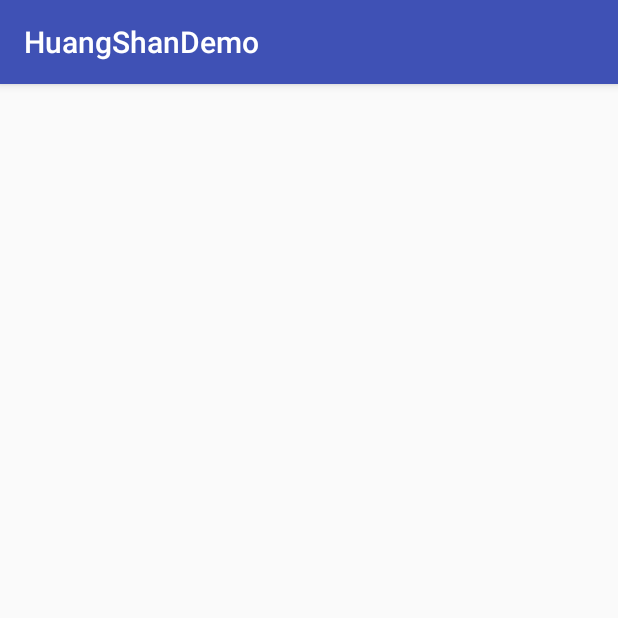
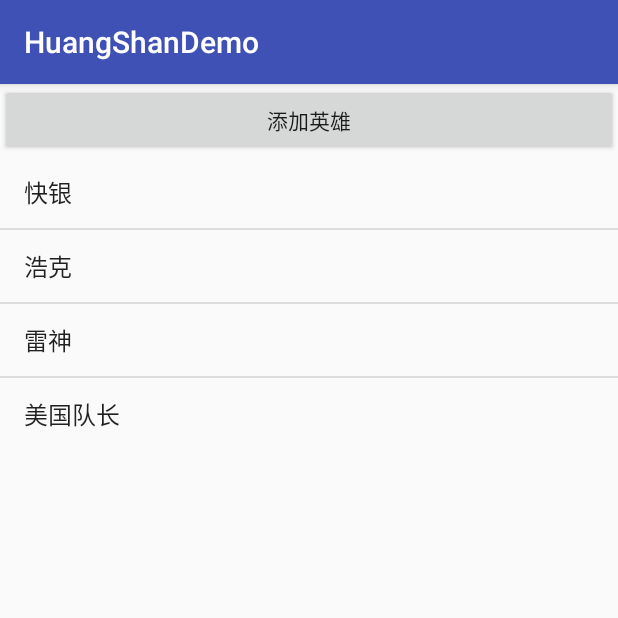
Before and after one commit to Unixtrong/YMCourse, an Android app: the screen it shows after launch (L18ImplementsActivity before the commit, L19ArrayListActivity after it), on a phone screen of 412 x 824 dp, the top half of it. Run offline under Robolectric (Android 15) with nearby library versions, the phone set to English and light mode, and no system bars.

Commit message:
update l19: ArrayList.

```diff
--- a/app/build.gradle
+++ b/app/build.gradle
@@ -28,9 +28,10 @@ dependencies {
     androidTestCompile('com.android.support.test.espresso:espresso-core:2.2.2', {
         exclude group: 'com.android.support', module: 'support-annotations'
     })
+    compile "org.jetbrains.kotlin:kotlin-stdlib:$kotlin_version"
     compile 'com.android.support:appcompat-v7:25.0.1'
+    compile 'com.android.support.constraint:constraint-layout:1.0.0-beta3'
     testCompile 'junit:junit:4.12'
-    compile "org.jetbrains.kotlin:kotlin-stdlib:$kotlin_version"
 }
 repositories {
     mavenCentral()
--- /dev/null
+++ b/app/src/main/java/com/huangshan/demo/ui/L19ArrayListActivity.java
@@ -0,0 +1,85 @@
+package com.huangshan.demo.ui;
+
+import android.support.v7.app.AppCompatActivity;
+import android.os.Bundle;
+import android.view.View;
+import android.widget.ArrayAdapter;
+import android.widget.ListView;
+import android.widget.Toast;
+
+import com.huangshan.demo.R;
+
+import java.util.ArrayList;
+import java.util.Arrays;
+import java.util.List;
+import java.util.Random;
+
+public class L19ArrayListActivity extends AppCompatActivity {
+
+    private ListView mListView;
+    private String[] mOldHeroNames;
+    private ArrayAdapter<String> mAdapter;
+    private ArrayList<String> mHeroNameList;
+    private ArrayList<String> mDcHeroNameList;
+    private boolean mFirstClick = true;
+    private Random mRandom = new Random();
+
+    @Override
+    protected void onCreate(Bundle savedInstanceState) {
+        super.onCreate(savedInstanceState);
+        setContentView(R.layout.activity_l19_array_list);
+        initView();
+        initData();
+    }
+
+    private void initData() {
+        String nameStr = "超人 蝙蝠侠 海王 神奇女侠 钢骨";
+        mOldHeroNames = nameStr.split(" ");
+        // 数组通过国 length 获取长度，ArrayList 通过 size() 获取大小
+        // mOldHeroNames.length;
+        mDcHeroNameList = new ArrayList<>();
+        for (int i = 0; i < mOldHeroNames.length; i++) {
+            mDcHeroNameList.add(mOldHeroNames[i]);
+        }
+
+        mHeroNameList = new ArrayList<>();
+        mHeroNameList.add("黑寡妇");
+        mHeroNameList.add("浩克");
+        mHeroNameList.add("钢铁侠");
+        mHeroNameList.add("雷神");
+        mHeroNameList.add("美国队长");
+        mHeroNameList.remove(2);
+        // 数据通过[]获取每一项
+        // mOldHeroNames[0];
+        String firstHeroName = mHeroNameList.get(0);
+        Toast.makeText(this, firstHeroName, Toast.LENGTH_SHORT).show();
+        mHeroNameList.set(0, "快银");
+
+        mAdapter = new ArrayAdapter<>(
+                this, android.R.layout.simple_list_item_1, mHeroNameList);
+
+        mListView.setAdapter(mAdapter);
+    }
+
+    private void initView() {
+        mListView = (ListView) findViewById(R.id.l19_lv_dynamic_array);
+    }
+
+    public void addHero(View v) {
+        // mOldHeroNames[0] = "奇异博士啦啦啦啦啦啦";
+        if (mFirstClick) {
+            // 第一次点击时执行这些
+            mHeroNameList.add("金刚狼");
+            mHeroNameList.add(0, "X教授");
+            mFirstClick = false;
+        } else if (!mDcHeroNameList.isEmpty()) {
+            int index = mRandom.nextInt(mDcHeroNameList.size());
+            String name = mDcHeroNameList.get(index);
+            mHeroNameList.add(0, name);
+            mDcHeroNameList.remove(index);
+        } else {
+            Toast.makeText(this, "DC亡了", Toast.LENGTH_SHORT).show();
+        }
+        mAdapter.notifyDataSetChanged();
+    }
+}
--- a/app/src/main/res/layout/activity_l18_implements.xml
+++ b/app/src/main/res/layout/activity_l18_implements.xml
@@ -1,13 +1,9 @@
 <?xml version="1.0" encoding="utf-8"?>
 <RelativeLayout xmlns:android="http://schemas.android.com/apk/res/android"
-    xmlns:tools="http://schemas.android.com/tools"
-    android:id="@+id/activity_l18_implements"
-    android:layout_width="match_parent"
-    android:layout_height="match_parent"
-    android:paddingBottom="@dimen/activity_vertical_margin"
-    android:paddingLeft="@dimen/activity_horizontal_margin"
-    android:paddingRight="@dimen/activity_horizontal_margin"
-    android:paddingTop="@dimen/activity_vertical_margin"
-    tools:context="com.huangshan.demo.ui.L18ImplementsActivity">
+                xmlns:tools="http://schemas.android.com/tools"
+                android:id="@+id/activity_l18_implements"
+                android:layout_width="match_parent"
+                android:layout_height="match_parent"
+                tools:context="com.huangshan.demo.ui.L18ImplementsActivity">
 
 </RelativeLayout>
--- /dev/null
+++ b/app/src/main/res/layout/activity_l19_array_list.xml
@@ -0,0 +1,21 @@
+<?xml version="1.0" encoding="utf-8"?>
+<LinearLayout
+    xmlns:android="http://schemas.android.com/apk/res/android"
+    xmlns:tools="http://schemas.android.com/tools"
+    android:layout_width="match_parent"
+    android:layout_height="match_parent"
+    android:gravity="center_horizontal"
+    android:orientation="vertical"
+    tools:context="com.huangshan.demo.ui.L19ArrayListActivity">
+
+    <Button
+        android:layout_width="match_parent"
+        android:layout_height="wrap_content"
+        android:onClick="addHero"
+        android:text="添加英雄"/>
+
+    <ListView
+        android:id="@+id/l19_lv_dynamic_array"
+        android:layout_width="match_parent"
+        android:layout_height="wrap_content"/>
+</LinearLayout>
```
Also changed, not shown: app/src/main/AndroidManifest.xml (+34 -32 lines).
